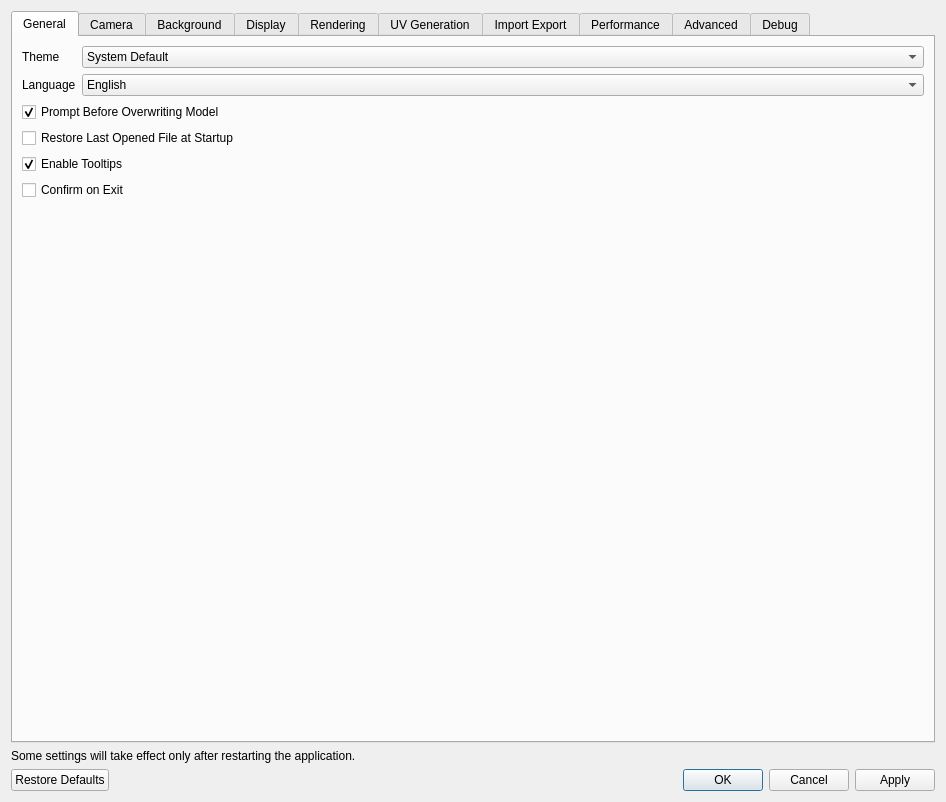
This is ui/SettingsDialog.ui in 01Hub/ModelViewer as Qt 5 draws it before an edit. The edited form follows.
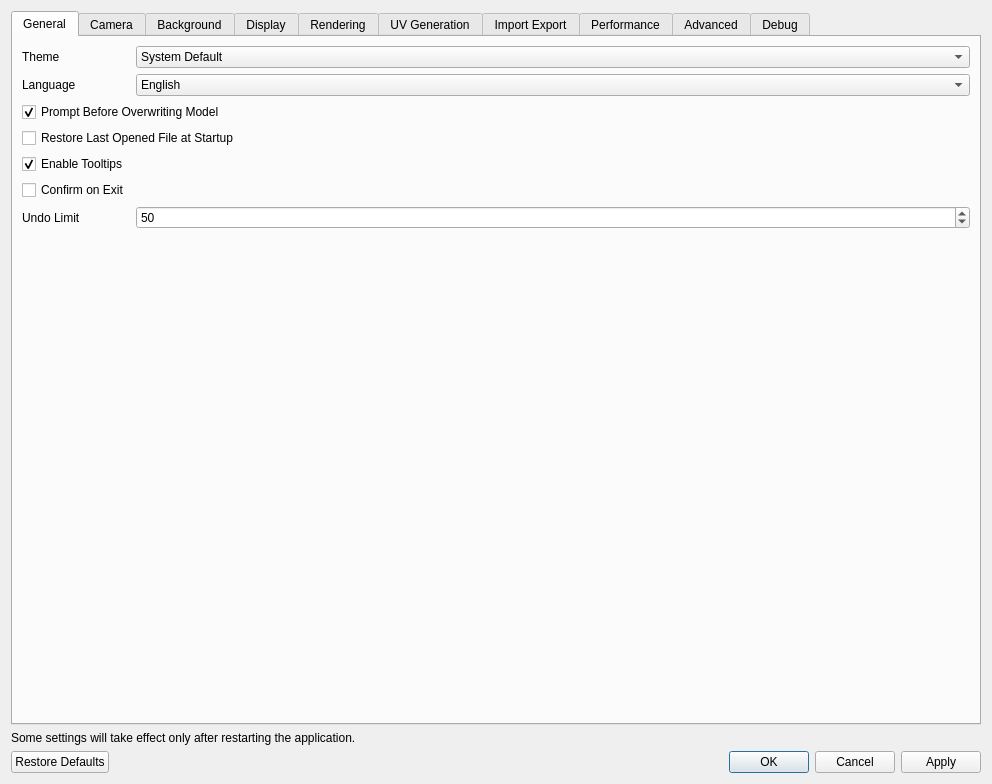
This is the edited form.

Commit message: Added spin button in the General tab for setting undo limits

Patch:
```diff
--- a/ui/SettingsDialog.ui
+++ b/ui/SettingsDialog.ui
@@ -6,8 +6,8 @@
    <rect>
     <x>0</x>
     <y>0</y>
-    <width>946</width>
-    <height>802</height>
+    <width>992</width>
+    <height>784</height>
    </rect>
   </property>
   <property name="minimumSize">
@@ -46,6 +46,8 @@
       <attribute name="title">
        <string>General</string>
       </attribute>
+      <layout class="QGridLayout" name="gridLayout_17">
+       <item row="0" column="0">
       <layout class="QGridLayout" name="gridLayout_2">
        <item row="0" column="0">
         <widget class="QLabel" name="labelTheme">
@@ -214,7 +216,7 @@
          </property>
         </widget>
        </item>
-       <item row="4" column="0" colspan="2">
+         <item row="4" column="0">
         <widget class="QCheckBox" name="checkTooltips">
          <property name="text">
           <string>Enable Tooltips</string>
@@ -224,14 +226,39 @@
          </property>
         </widget>
        </item>
-       <item row="5" column="0" colspan="2">
+         <item row="5" column="0">
         <widget class="QCheckBox" name="checkConfirmExit">
          <property name="text">
           <string>Confirm on Exit</string>
          </property>
         </widget>
        </item>
+         <item row="6" column="0">
+          <widget class="QLabel" name="labelUndoLimit">
+           <property name="text">
+            <string>Undo Limit</string>
+           </property>
+          </widget>
+         </item>
        <item row="6" column="1">
+          <widget class="QSpinBox" name="spinBoxUndoLimit">
+           <property name="frame">
+            <bool>true</bool>
+           </property>
+           <property name="minimum">
+            <number>5</number>
+           </property>
+           <property name="maximum">
+            <number>100</number>
+           </property>
+           <property name="value">
+            <number>50</number>
+           </property>
+          </widget>
+         </item>
+        </layout>
+       </item>
+       <item row="1" column="0">
         <spacer name="verticalSpacer">
          <property name="orientation">
           <enum>Qt::Orientation::Vertical</enum>
@@ -239,7 +266,7 @@
          <property name="sizeHint" stdset="0">
           <size>
            <width>20</width>
-           <height>310</height>
+           <height>40</height>
           </size>
          </property>
         </spacer>
```
Left out of the diff: 6 changed lines with no effect on the pictures. Lines whose indentation alone changed are shown as unchanged. The commit also changes 2 other files.
